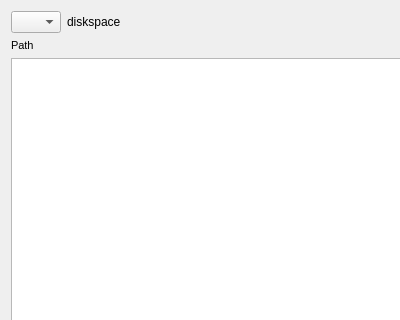
Qt form filelistpanel.ui (Puziek/GlobalCMD) before a commit; both pictures show x 0 to 400 and y 0 to 320 of the 400 by 500 pixel window.
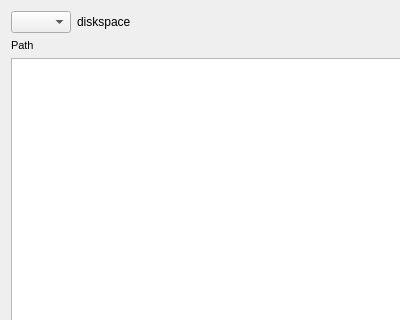
The same form after that commit. Custom widgets are drawn as their Qt base class.

Patch:
```diff
--- a/filelistpanel.ui
+++ b/filelistpanel.ui
@@ -26,6 +26,12 @@
       <layout class="QHBoxLayout" name="horizontalLayout">
        <item>
         <widget class="DrivesComboBox" name="cb_disks">
+         <property name="minimumSize">
+          <size>
+           <width>60</width>
+           <height>0</height>
+          </size>
+         </property>
          <property name="maximumSize">
           <size>
            <width>50</width>
@@ -38,7 +44,7 @@
         <widget class="QLabel" name="l_diskSpace">
          <property name="minimumSize">
           <size>
-           <width>220</width>
+           <width>300</width>
            <height>0</height>
           </size>
          </property>
```
Left out of the diff: 9 changed lines with no effect on the pictures.
